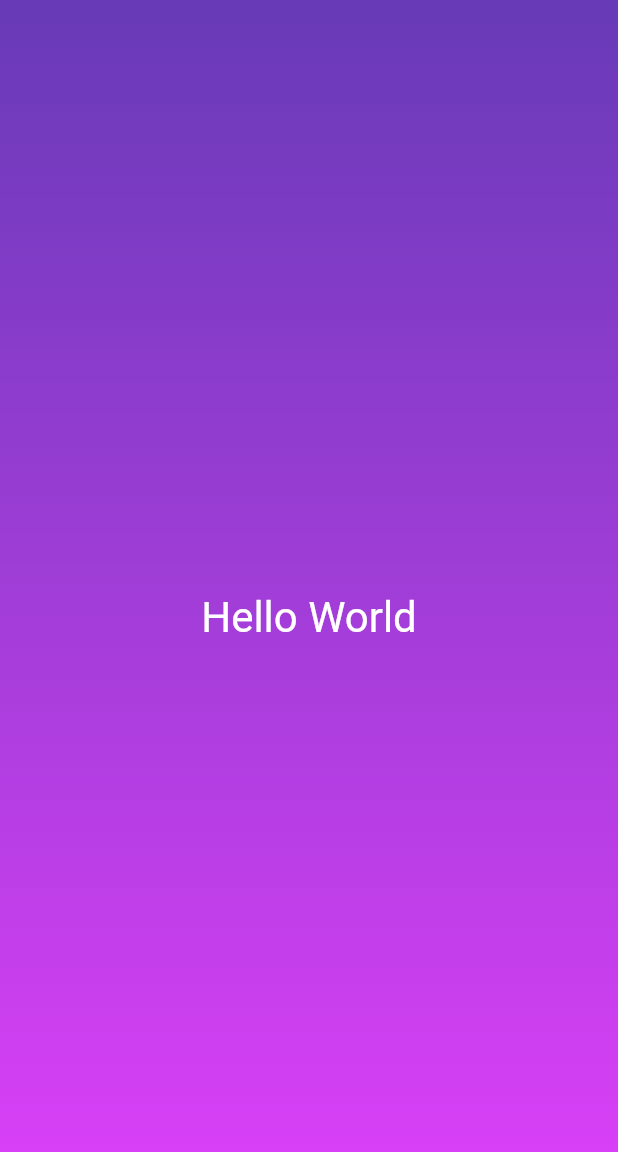
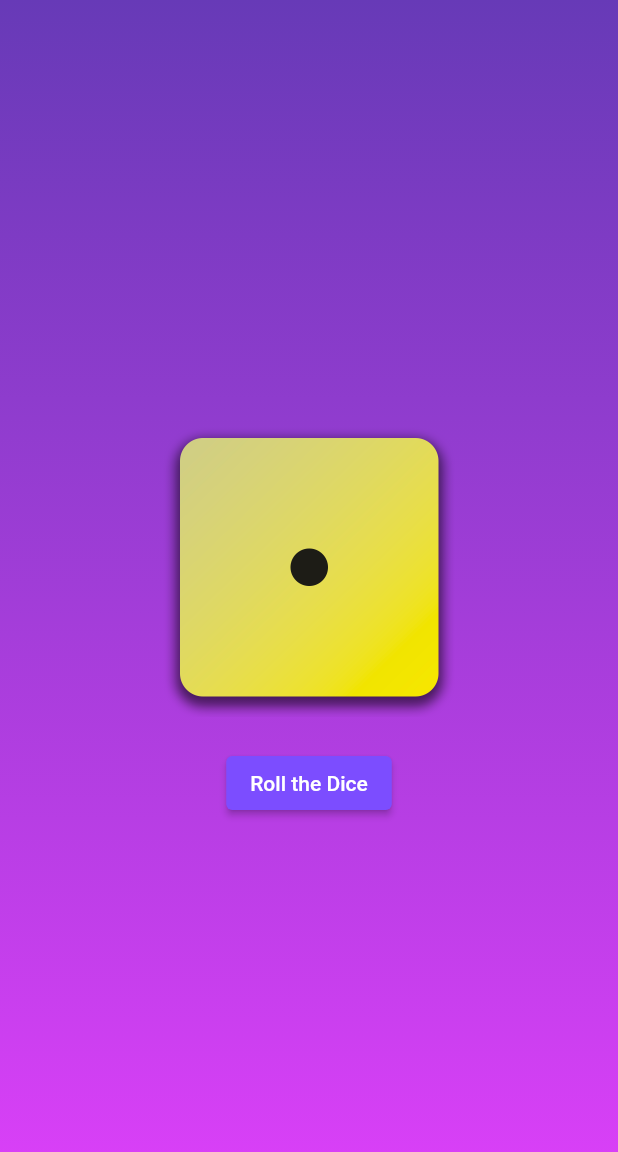
Before and after one commit to SempakHunter69/roll_dice_app, a Flutter app: the screen it shows after launch, on a phone screen of 412 x 824 dp. Shown: the top 1152 px of the screen. Run offline on Flutter 3.47's test engine with Material 2 defaults, Android fonts, the phone set to English and light mode, and no system bars.

Commit message:
Initial commit

```diff
--- /dev/null
+++ b/lib/dice_roller.dart
@@ -0,0 +1,50 @@
+import 'package:flutter/material.dart';
+import 'dart:math';
+
+final randomizer = Random();
+
+class DiceRoller extends StatefulWidget {
+  const DiceRoller({super.key});
+
+  @override
+  State<DiceRoller> createState() {
+    return _DiceRollerState();
+  }
+}
+
+class _DiceRollerState extends State<DiceRoller> {
+  //var activeDiceImage = 'assets/images/dice-1.png';
+
+  int currentDiceNum = 1;
+
+  void rollDice() {
+    //var diceRoll = Random().nextInt(6) + 1;
+    setState(() {
+      currentDiceNum = randomizer.nextInt(6) + 1;
+      //activeDiceImage = 'assets/images/dice-$diceRoll.png';
+    });
+  }
+
+  @override
+  Widget build(context) {
+    return Column(
+      mainAxisAlignment: MainAxisAlignment.center,
+      children: [
+        Image.asset(
+          'assets/images/dice-$currentDiceNum.png',
+          width: 200,
+        ),
+        const SizedBox(
+          height: 20,
+        ),
+        ElevatedButton(
+          onPressed: rollDice,
+          style: ElevatedButton.styleFrom(
+            backgroundColor: Colors.deepPurpleAccent,
+          ),
+          child: const Text('Roll the Dice'),
+        )
+      ],
+    );
+  }
+}
--- a/lib/gradient_container.dart
+++ b/lib/gradient_container.dart
@@ -1,30 +1,51 @@
 import 'package:flutter/material.dart';
+import 'package:roll_dice_app/dice_roller.dart';
+
+const startAlignment = Alignment.topCenter;
+const endAlignment = Alignment.bottomCenter;
 
 class GradientContainer extends StatelessWidget {
-  const GradientContainer({key}) : super(key: key);
+  const GradientContainer(this.color1, this.color2, {super.key});
+
+  final Color color1;
+  final Color color2;
 
   @override
   Widget build(context) {
     return Container(
-      decoration: const BoxDecoration(
+      decoration: BoxDecoration(
         gradient: LinearGradient(
-          colors: [
-            Colors.deepPurple,
-            Colors.purpleAccent,
-          ],
-          begin: Alignment.topCenter,
-          end: Alignment.bottomCenter,
+          colors: [color1, color2],
+          begin: startAlignment,
+          end: endAlignment,
         ),
       ),
       child: const Center(
-        child: Text(
-          'Hello World',
-          style: TextStyle(
-            color: Colors.white,
-            fontSize: 28,
-          ),
-        ),
+        child: DiceRoller(),
       ),
     );
   }
 }
+
+
+// class GradientContainer extends StatelessWidget {
+//   const GradientContainer({super.key, required this.colors});
+
+//   final List<Color> colors;
+
+//   @override
+//   Widget build(context) {
+//     return Container(
+//       decoration: BoxDecoration(
+//         gradient: LinearGradient(
+//           colors: colors,
+//           begin: startAlignment,
+//           end: endAlignment,
+//         ),
+//       ),
+//       child: const Center(
+//         child: StyleText('Hello Ken'),
+//       ),
+//     );
+//   }
+// }
--- a/lib/main.dart
+++ b/lib/main.dart
@@ -8,7 +8,7 @@ void main() {
       debugShowCheckedModeBanner: false,
       home: Scaffold(
         body: SafeArea(
-          child: GradientContainer(),
+          child: GradientContainer(Colors.deepPurple, Colors.purpleAccent),
         ),
       ),
     ),
--- /dev/null
+++ b/lib/style_text.dart
@@ -0,0 +1,18 @@
+import 'package:flutter/material.dart';
+
+class StyleText extends StatelessWidget {
+  const StyleText(this.outputText, {super.key});
+
+  final String outputText;
+
+  @override
+  Widget build(context) {
+    return Text(
+      outputText,
+      style: const TextStyle(
+        color: Colors.white,
+        fontSize: 28,
+      ),
+    );
+  }
+}
```
Also changed, not shown: pubspec.yaml (+9 -7 lines), assets/images/dice-1.png (added), assets/images/dice-2.png (added), assets/images/dice-3.png (added), assets/images/dice-4.png (added), assets/images/dice-5.png (added), assets/images/dice-6.png (added).
